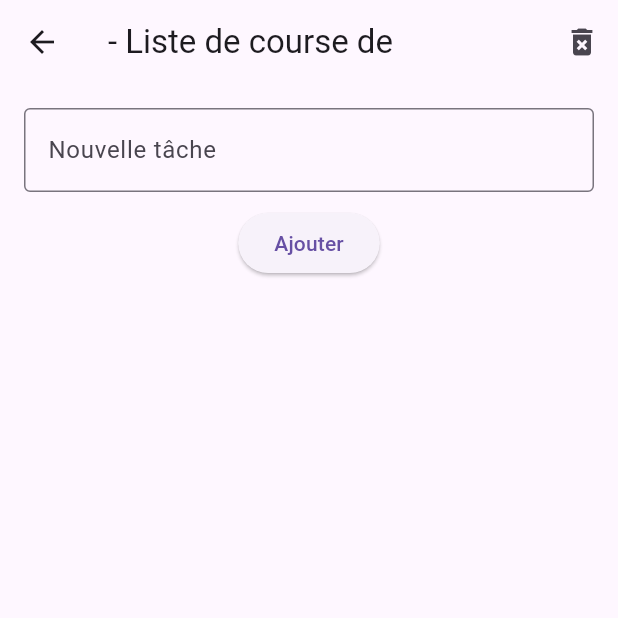
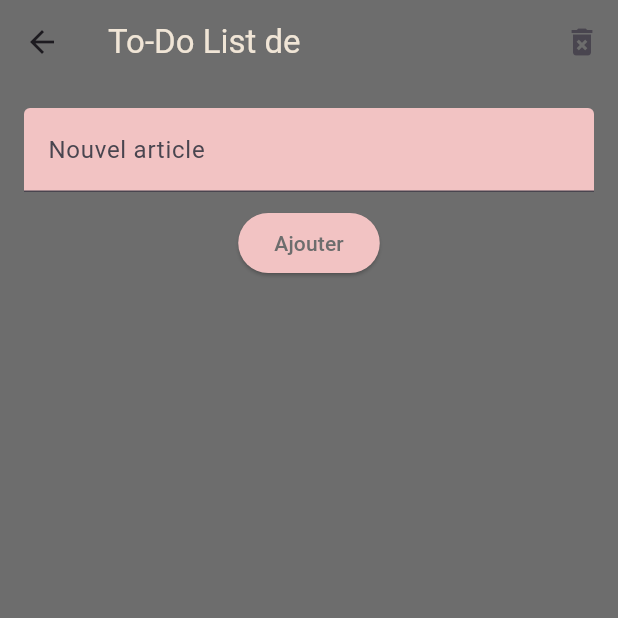
Before and after one commit to GalDen01/SAE-Planificateur-familial, a Flutter app: the GroceryList screen opened directly with empty values, on a phone screen of 412 x 824 dp, the top half of it. Run offline on Flutter 3.47's test engine with Material 3 defaults, Android fonts, the phone set to English and light mode, and no system bars; generated files the repository leaves out were written again.

Commit message:
application DA sur la liste de course

```diff
--- a/flutter_application_1/lib/src/screens/grocery_list_screen.dart
+++ b/flutter_application_1/lib/src/screens/grocery_list_screen.dart
@@ -1,51 +1,61 @@
 import 'package:flutter/material.dart';
 
+class GroceryList extends StatefulWidget {
+  final String listName;
 
-class GroceryList extends StatefulWidget {
-  final String listname; // Paramètre pour le nom de la famille
 
-  // Le constructeur attend un nom de famille en paramètre
-  const GroceryList({Key? key, required this.listname}) : super(key: key);
+  const GroceryList(
+      {super.key,
+      required this.listName,
+      });
 
   @override
   _GroceryListState createState() => _GroceryListState();
 }
 
 class _GroceryListState extends State<GroceryList> {
-  // Liste de tâches
-  List<String> tasks = [];
-
-  // Contrôleur pour saisir une nouvelle tâche
+  // Liste des tâches avec un état de case à cocher (isChecked)
+  List<Map<String, dynamic>> articles = [];
   final TextEditingController taskController = TextEditingController();
 
-  // Fonction pour ajouter une tâche
+  // Ajouter une nouvelle tâche
   void addTask() {
     if (taskController.text.isNotEmpty) {
       setState(() {
-        tasks.add(taskController.text);
-        taskController.clear();  // Vide le champ de texte après ajout
+        articles.add({
+          'title': taskController.text,
+        });
+        taskController.clear();
       });
     }
   }
 
-  // Fonction pour supprimer une tâche
+  // Supprimer une tâche
   void deleteTask(int index) {
     setState(() {
-      tasks.removeAt(index);
+      articles.removeAt(index);
     });
   }
 
+
   @override
   Widget build(BuildContext context) {
+    const Color backgroundColor = Color(0xFF6D6D6D);
+    const Color textColor = Color(0xFF6D6D6D);
+    const Color cardColor = Color(0xFFF2C3C3);
+    const Color brightCardColor = Color(0xFFF0E5D6);
     return Scaffold(
+      backgroundColor: backgroundColor,
       appBar: AppBar(
-        title: Text('- Liste de course de ${widget.listname}'), // Utilisation du nom de famille dans le titre
+        backgroundColor: backgroundColor,
+        title: Text('To-Do List de ${widget.listName}',
+            style: TextStyle(color: brightCardColor)),
         actions: [
           IconButton(
             icon: const Icon(Icons.delete_forever),
             onPressed: () {
               setState(() {
-                tasks.clear();  // Effacer toutes les tâches
+                articles.clear();
               });
             },
           ),
@@ -55,30 +65,59 @@ class _GroceryListState extends State<GroceryList> {
         padding: const EdgeInsets.all(16.0),
         child: Column(
           children: [
-            // Champ de texte pour ajouter une tâche
             TextField(
               controller: taskController,
-              decoration: const InputDecoration(
-                labelText: 'Nouvelle tâche',
-                border: OutlineInputBorder(),
+              decoration: InputDecoration(
+                labelText: 'Nouvel article',
+                filled: true, // Active la couleur de fond
+                fillColor: cardColor, // Définir la couleur de fond
               ),
+              style: TextStyle(color: textColor),
             ),
             const SizedBox(height: 10),
             ElevatedButton(
               onPressed: addTask,
-              child: const Text('Ajouter'),
+              style: TextButton.styleFrom(
+                foregroundColor: textColor, // Change la couleur du texte
+                backgroundColor: cardColor, // Change la couleur de fond du bouton
+              ),
+              child: Text('Ajouter', style: TextStyle(color: textColor)),
             ),
             const SizedBox(height: 20),
-            // Liste des tâches
             Expanded(
               child: ListView.builder(
-                itemCount: tasks.length,
+                itemCount: articles.length,
                 itemBuilder: (context, index) {
-                  return ListTile(
-                    title: Text(tasks[index]),
-                    trailing: IconButton(
-                      icon: const Icon(Icons.delete),
-                      onPressed: () => deleteTask(index),
+                  return Padding(
+                    padding: const EdgeInsets.symmetric(vertical: 8.0),
+                    child: Container(
+                      // Appliquer un fond différent selon si la tâche est cochée ou non
+                      color: cardColor, // Utilise la couleur définie pour les tâches non terminées
+                      child: Row(
+                        mainAxisAlignment: MainAxisAlignment.spaceBetween,
+                        crossAxisAlignment: CrossAxisAlignment.center,
+                        children: [
+                          Row(
+                            children: [
+                              // Titre de la tâche avec une barre de traversée si elle est terminée
+                              Text(
+                                articles[index]['title'],
+                                style: const TextStyle(
+                                  fontSize: 18,
+                                  color:textColor, // Couleur du texte
+                                ),
+                              ),
+                            ],
+                          ),
+                          Padding(
+                            padding: const EdgeInsets.only(top: 5.0),
+                            child: IconButton(
+                              icon: const Icon(Icons.delete),
+                              onPressed: () => deleteTask(index),
+                            ),
+                          ),
+                        ],
+                      ),
                     ),
                   );
                 },
--- a/flutter_application_1/lib/src/screens/grocery_lists_screen.dart
+++ b/flutter_application_1/lib/src/screens/grocery_lists_screen.dart
@@ -92,7 +92,7 @@ class GroceryLists extends StatelessWidget {
                             label: list.name,
                             backgroundColor: cardColor,
                             textColor: textGrayColor,
-                            targetPage: GroceryList(listname: list.name),
+                            targetPage: GroceryList(listName: list.name),
                           ),
                           const SizedBox(height: 20), // Espacement entre chaque famille
                         ],
```
